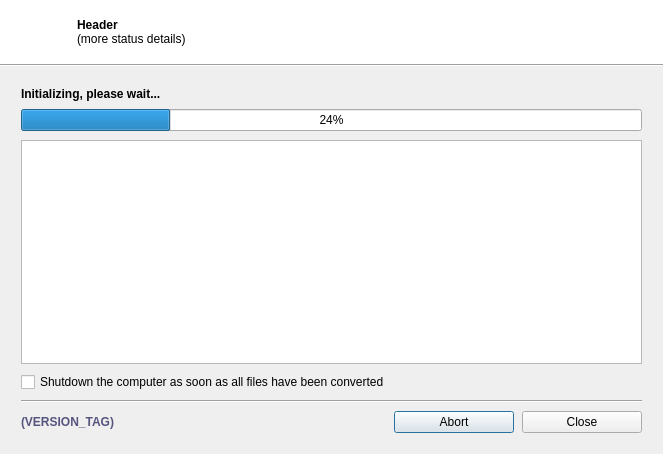
Old version of the form LameXP_QT/gui/ProcessingDialog.ui in the repository manojkumardshenoy/mulder.
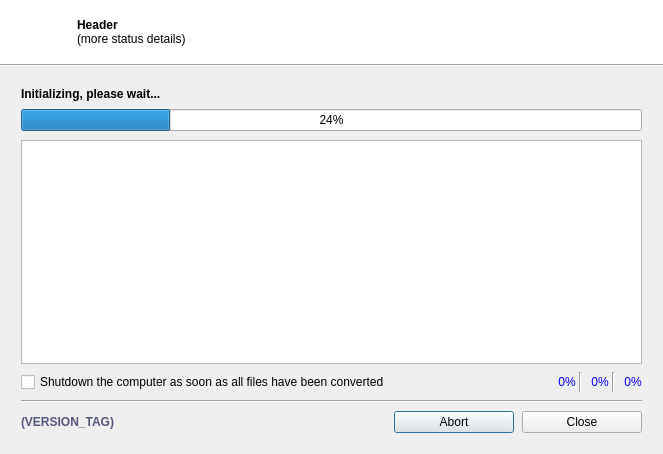
New version of the form. Icons and pictures are not drawn.

```diff
--- a/LameXP_QT/gui/ProcessingDialog.ui
+++ b/LameXP_QT/gui/ProcessingDialog.ui
@@ -302,11 +302,267 @@
         </widget>
        </item>
        <item>
-        <widget class="QCheckBox" name="checkBox_shutdownComputer">
-         <property name="text">
-          <string>Shutdown the computer as soon as all files have been converted</string>
+        <layout class="QHBoxLayout" name="horizontalLayout">
+         <property name="spacing">
+          <number>0</number>
          </property>
-        </widget>
+         <item>
+          <widget class="QCheckBox" name="checkBox_shutdownComputer">
+           <property name="sizePolicy">
+            <sizepolicy hsizetype="Expanding" vsizetype="Fixed">
+             <horstretch>0</horstretch>
+             <verstretch>0</verstretch>
+            </sizepolicy>
+           </property>
+           <property name="text">
+            <string>Shutdown the computer as soon as all files have been converted</string>
+           </property>
+          </widget>
+         </item>
+         <item>
+          <spacer name="horizontalSpacer_2">
+           <property name="orientation">
+            <enum>Qt::Horizontal</enum>
+           </property>
+           <property name="sizeType">
+            <enum>QSizePolicy::Fixed</enum>
+           </property>
+           <property name="sizeHint" stdset="0">
+            <size>
+             <width>12</width>
+             <height>20</height>
+            </size>
+           </property>
+          </spacer>
+         </item>
+         <item>
+          <widget class="QLabel" name="label_cpuIco">
+           <property name="toolTip">
+            <string>CPU Usage (Overall)</string>
+           </property>
+           <property name="text">
+            <string notr="true"/>
+           </property>
+           <property name="pixmap">
+            <pixmap resource="../res/Icons.qrc">:/icons/cpu.png</pixmap>
+           </property>
+          </widget>
+         </item>
+         <item>
+          <widget class="QLabel" name="label_cpu">
+           <property name="palette">
+            <palette>
+             <active>
+              <colorrole role="WindowText">
+               <brush brushstyle="SolidPattern">
+                <color alpha="255">
+                 <red>0</red>
+                 <green>0</green>
+                 <blue>255</blue>
+                </color>
+               </brush>
+              </colorrole>
+             </active>
+             <inactive>
+              <colorrole role="WindowText">
+               <brush brushstyle="SolidPattern">
+                <color alpha="255">
+                 <red>0</red>
+                 <green>0</green>
+                 <blue>255</blue>
+                </color>
+               </brush>
+              </colorrole>
+             </inactive>
+             <disabled>
+              <colorrole role="WindowText">
+               <brush brushstyle="SolidPattern">
+                <color alpha="255">
+                 <red>120</red>
+                 <green>120</green>
+                 <blue>120</blue>
+                </color>
+               </brush>
+              </colorrole>
+             </disabled>
+            </palette>
+           </property>
+           <property name="font">
+            <font>
+             <weight>50</weight>
+             <bold>false</bold>
+            </font>
+           </property>
+           <property name="toolTip">
+            <string>CPU Usage (Overall)</string>
+           </property>
+           <property name="text">
+            <string notr="true">0%</string>
+           </property>
+           <property name="alignment">
+            <set>Qt::AlignCenter</set>
+           </property>
+          </widget>
+         </item>
+         <item>
+          <widget class="QFrame" name="frame_3">
+           <property name="minimumSize">
+            <size>
+             <width>8</width>
+             <height>0</height>
+            </size>
+           </property>
+           <property name="frameShape">
+            <enum>QFrame::VLine</enum>
+           </property>
+           <property name="frameShadow">
+            <enum>QFrame::Sunken</enum>
+           </property>
+          </widget>
+         </item>
+         <item>
+          <widget class="QLabel" name="label_ramIco">
+           <property name="toolTip">
+            <string>Physical RAM Usage</string>
+           </property>
+           <property name="text">
+            <string notr="true"/>
+           </property>
+           <property name="pixmap">
+            <pixmap resource="../res/Icons.qrc">:/icons/memory.png</pixmap>
+           </property>
+          </widget>
+         </item>
+         <item>
+          <widget class="QLabel" name="label_ram">
+           <property name="palette">
+            <palette>
+             <active>
+              <colorrole role="WindowText">
+               <brush brushstyle="SolidPattern">
+                <color alpha="255">
+                 <red>0</red>
+                 <green>0</green>
+                 <blue>255</blue>
+                </color>
+               </brush>
+              </colorrole>
+             </active>
+             <inactive>
+              <colorrole role="WindowText">
+               <brush brushstyle="SolidPattern">
+                <color alpha="255">
+                 <red>0</red>
+                 <green>0</green>
+                 <blue>255</blue>
+                </color>
+               </brush>
+              </colorrole>
+             </inactive>
+             <disabled>
+              <colorrole role="WindowText">
+               <brush brushstyle="SolidPattern">
+                <color alpha="255">
+                 <red>120</red>
+                 <green>120</green>
+                 <blue>120</blue>
+                </color>
+               </brush>
+              </colorrole>
+             </disabled>
+            </palette>
+           </property>
+           <property name="toolTip">
+            <string>Physical RAM Usage</string>
+           </property>
+           <property name="text">
+            <string notr="true">0%</string>
+           </property>
+           <property name="alignment">
+            <set>Qt::AlignCenter</set>
+           </property>
+          </widget>
+         </item>
+         <item>
+          <widget class="QFrame" name="frame_2">
+           <property name="minimumSize">
+            <size>
+             <width>8</width>
+             <height>0</height>
+            </size>
+           </property>
+           <property name="frameShape">
+            <enum>QFrame::VLine</enum>
+           </property>
+           <property name="frameShadow">
+            <enum>QFrame::Sunken</enum>
+           </property>
+          </widget>
+         </item>
+         <item>
+          <widget class="QLabel" name="label_diskIco">
+           <property name="toolTip">
+            <string>Free Disk Space (Temp Folder)</string>
+           </property>
+           <property name="text">
+            <string notr="true"/>
+           </property>
+           <property name="pixmap">
+            <pixmap resource="../res/Icons.qrc">:/icons/drive.png</pixmap>
+           </property>
+          </widget>
+         </item>
+         <item>
+          <widget class="QLabel" name="label_disk">
+           <property name="palette">
+            <palette>
+             <active>
+              <colorrole role="WindowText">
+               <brush brushstyle="SolidPattern">
+                <color alpha="255">
+                 <red>0</red>
+                 <green>0</green>
+                 <blue>255</blue>
+                </color>
+               </brush>
+              </colorrole>
+             </active>
+             <inactive>
+              <colorrole role="WindowText">
+               <brush brushstyle="SolidPattern">
+                <color alpha="255">
+                 <red>0</red>
+                 <green>0</green>
+                 <blue>255</blue>
+                </color>
+               </brush>
+              </colorrole>
+             </inactive>
+             <disabled>
+              <colorrole role="WindowText">
+               <brush brushstyle="SolidPattern">
+                <color alpha="255">
+                 <red>120</red>
+                 <green>120</green>
+                 <blue>120</blue>
+                </color>
+               </brush>
+              </colorrole>
+             </disabled>
+            </palette>
+           </property>
+           <property name="toolTip">
+            <string>Free Disk Space (Temp Folder)</string>
+           </property>
+           <property name="text">
+            <string notr="true">0%</string>
+           </property>
+           <property name="alignment">
+            <set>Qt::AlignCenter</set>
+           </property>
+          </widget>
+         </item>
+        </layout>
        </item>
        <item>
         <widget class="QFrame" name="frame">
```
